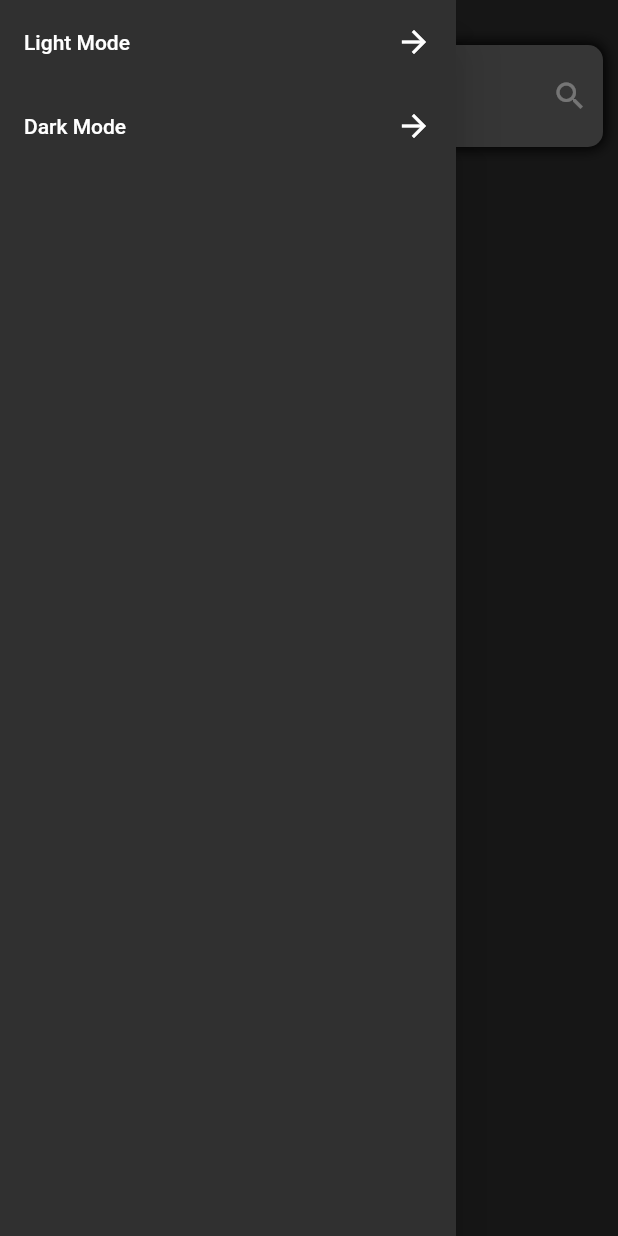
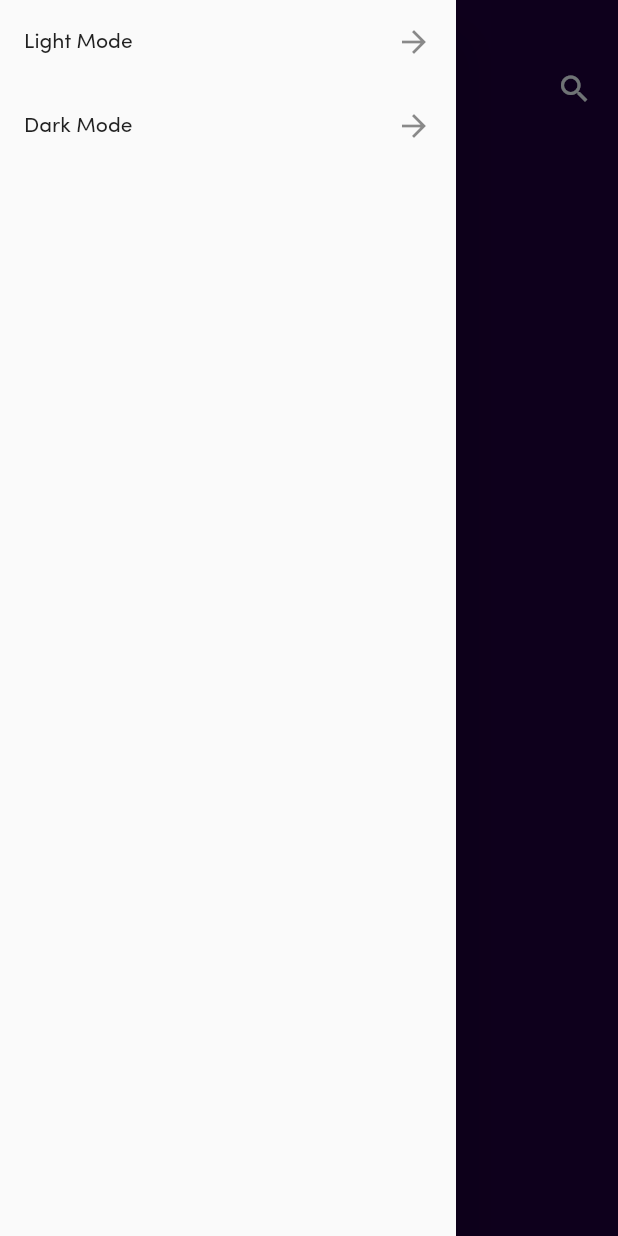
Before and after one commit to mateenkiani/Weather-app, a Flutter app: the screen it shows after launch, in the side drawer, after a tap on the "menu" icon, on a phone screen of 412 x 824 dp. Run offline on Flutter 3.47's test engine with Material 2 defaults, Android fonts, the phone set to English and light mode, and no system bars; our stand-ins replace location, shared_preferences.

Commit message:
UI changes

```diff
--- a/lib/main.dart
+++ b/lib/main.dart
@@ -20,10 +20,10 @@ void main() {
 class MyApp extends StatelessWidget {
   @override
   Widget build(BuildContext context) {
-    var theme = Provider.of<ThemeNotifier>(context);
     return MaterialApp(
       debugShowCheckedModeBanner: false,
-      theme: theme.getTheme().materialTheme,
+      theme: ThemeData(fontFamily: 'SofiaPro'),
+      color: Colors.white,
       home: HomePage(),
     );
   }
--- a/lib/screens/homepage.dart
+++ b/lib/screens/homepage.dart
@@ -1,12 +1,16 @@
 import 'package:flutter/material.dart';
-import './widgets/search_widget.dart';
+import 'package:provider/provider.dart';
+import 'package:weather_app/theming/theme_manager.dart';
+import './widgets/app_bar.dart';
 import 'widgets/drawer.dart';
 
 class HomePage extends StatelessWidget {
   @override
   Widget build(BuildContext context) {
+    var theme = Provider.of<ThemeNotifier>(context);
     return Scaffold(
-      body: Search(),
+      body: MyAppBar(),
+      backgroundColor: theme.getTheme().primaryColor,
       drawer: myDrawer(context),
     );
   }
--- /dev/null
+++ b/lib/screens/widgets/app_bar.dart
@@ -0,0 +1,66 @@
+import 'package:flutter/material.dart';
+import 'package:provider/provider.dart';
+import 'package:weather_app/theming/theme_manager.dart';
+import 'package:weather_app/screens/widgets/search_widget.dart';
+
+class MyAppBar extends StatefulWidget {
+  @override
+  _MyAppBar createState() => _MyAppBar();
+}
+
+class _MyAppBar extends State<MyAppBar> {
+  final GlobalKey<SearchState> _searchStateKey = GlobalKey<SearchState>();
+
+  @override
+  void initState() {
+    super.initState();
+  }
+
+  @override
+  void dispose() {
+    super.dispose();
+  }
+
+  @override
+  Widget build(BuildContext context) {
+    var theme = Provider.of<ThemeNotifier>(context);
+
+    return Stack(children: <Widget>[
+      Container(
+        alignment: AlignmentDirectional.topStart,
+        margin: EdgeInsets.only(top: 35, left: 5, right: 5),
+        child: Row(
+          crossAxisAlignment: CrossAxisAlignment.center,
+          mainAxisAlignment: MainAxisAlignment.spaceBetween,
+          children: <Widget>[
+            IconButton(
+              onPressed: () => Scaffold.of(context).openDrawer(),
+              icon: Icon(Icons.menu),
+              color: theme.getTheme().primaryTextColor,
+              splashColor: theme.getTheme().secondaryTextColor.withOpacity(0.2),
+            ),
+            Text(
+              'Weather Forecast',
+              style: TextStyle(
+                color: theme.getTheme().primaryTextColor,
+                fontSize: 20,
+                letterSpacing: 0.5,
+                fontWeight: FontWeight.w700,
+              ),
+            ),
+            IconButton(
+              icon: Icon(Icons.search),
+              onPressed: () {
+                print('call another method');
+                _searchStateKey.currentState.showSearchBar();
+              },
+              color: theme.getTheme().primaryTextColor,
+              splashColor: theme.getTheme().secondaryTextColor.withOpacity(0.1),
+            )
+          ],
+        ),
+      ),
+      Search(key: _searchStateKey),
+    ]);
+  }
+}
--- a/lib/screens/widgets/search_widget.dart
+++ b/lib/screens/widgets/search_widget.dart
@@ -3,25 +3,54 @@ import 'package:provider/provider.dart';
 import 'package:weather_app/theming/theme_manager.dart';
 
 class Search extends StatefulWidget {
+  Search({Key key}) : super(key: key);
   @override
-  _Search createState() => _Search();
+  SearchState createState() => SearchState();
 }
 
-class _Search extends State<Search> {
-  FocusNode myFocusNode;
-  TextEditingController myController;
+class SearchState extends State<Search> {
+  FocusNode _myFocusNode;
+  TextEditingController _myController;
+  double _width;
+  bool _isVisible;
+
+  void showSearchBar() {
+    print('functin called');
+    setState(() {
+      _isVisible = true;
+    });
+    Future.delayed(const Duration(milliseconds: 10), () {
+      setState(() {
+        _width = MediaQuery.of(context).size.width - 10;
+      });
+    });
+  }
+
+  void hideSearchBar() {
+    print('functin called');
+    setState(() {
+      _width = 100;
+    });
+    Future.delayed(const Duration(milliseconds: 50), () {
+      setState(() {
+        _isVisible = false;
+      });
+    });
+  }
 
   @override
   void initState() {
     super.initState();
-    myFocusNode = FocusNode();
-    myController = new TextEditingController();
+    _width = 100;
+    _isVisible = false;
+    _myFocusNode = FocusNode();
+    _myController = new TextEditingController();
   }
 
   @override
   void dispose() {
-    myFocusNode.dispose();
-    myController.dispose();
+    _myFocusNode.dispose();
+    _myController.dispose();
     super.dispose();
   }
 
@@ -29,43 +58,54 @@ class _Search extends State<Search> {
   Widget build(BuildContext context) {
     var theme = Provider.of<ThemeNotifier>(context);
 
-    return Container(
-      margin: EdgeInsets.only(top: 30, left: 10, right: 10),
+    return Visibility(
+      visible: _isVisible,
+      child: Positioned(
+        top: 35,
+        right: 5,
+        child: AnimatedContainer(
+          curve: Curves.decelerate,
+          duration: Duration(milliseconds: 50),
+          width: _width,
+          height: 50,
           decoration: BoxDecoration(
-        boxShadow: [
-          BoxShadow(
-            blurRadius: 7.0,
-            spreadRadius: 1.0,
-            color: theme.getTheme().materialTheme.primaryColor,
+            color: theme.getTheme().primaryColor,
           ),
-        ],
-        borderRadius: BorderRadius.circular(10),
-        color: theme.getTheme().materialTheme.buttonColor,
-      ),
-      padding: EdgeInsets.all(10),
+          child: Container(
             child: Row(
               mainAxisAlignment: MainAxisAlignment.spaceBetween,
               children: <Widget>[
-          InkWell(
-              onTap: () => Scaffold.of(context).openDrawer(),
-              child: Icon(Icons.menu)),
+                IconButton(
+                    color: theme.getTheme().primaryTextColor,
+                    onPressed: () {
+                      hideSearchBar();
+                    },
+                    icon: Icon(Icons.close)),
                 Expanded(
                   child: TextField(
-              focusNode: myFocusNode,
-              controller: myController,
+                    focusNode: _myFocusNode,
+                    controller: _myController,
                     onEditingComplete: () =>
-                  editingComplete(context, myFocusNode, myController),
+                        editingComplete(context, _myFocusNode, _myController),
                     decoration: InputDecoration(
+                        fillColor: theme.getTheme().primaryTextColor,
+                        hintStyle:
+                            TextStyle(color: theme.getTheme().primaryColor),
                         contentPadding: EdgeInsets.only(left: 15, right: 15),
                         hintText: "Search City",
-                  filled: false,
+                        filled: true,
                         border: InputBorder.none),
                   ),
                 ),
-          InkWell(
-              onTap: () => editingComplete(context, myFocusNode, myController),
-              child: Icon(Icons.search)),
+                IconButton(
+                    color: theme.getTheme().primaryTextColor,
+                    onPressed: () =>
+                        editingComplete(context, _myFocusNode, _myController),
+                    icon: Icon(Icons.location_on)),
               ],
+            ),
+          ),
+        ),
       ),
     );
   }
--- a/lib/theming/theme_manager.dart
+++ b/lib/theming/theme_manager.dart
@@ -2,42 +2,24 @@ import 'package:flutter/material.dart';
 import '../services/storage_manager.dart';
 
 class MyTheme {
-  ThemeData materialTheme;
-  Color primary;
-  Color secondary;
+  Color primaryColor;
+  Color secondaryColor;
+  Color primaryTextColor;
+  Color secondaryTextColor;
 
-  MyTheme(String themeMode)
-  {
-    if (themeMode == 'light'){
-      this.materialTheme = lightTheme;
-      this.primary = Colors.white;
-      this.secondary = Colors.grey;
+  MyTheme(String themeMode) {
+    if (themeMode == 'light') {
+      this.primaryColor = Color.fromRGBO(241, 251, 255, 1.0);
+      this.primaryTextColor = Color.fromRGBO(30, 0, 62, 1.0);
+      this.secondaryTextColor = Color.fromRGBO(30, 0, 62, 5.0);
+      this.secondaryColor = Colors.grey;
     } else {
-      this.materialTheme = darkTheme;
-      this.primary = Colors.grey;
-      this.secondary = Colors.black;
+      this.primaryColor = Color.fromRGBO(30, 0, 62, 1.0);
+      this.primaryTextColor = Color.fromRGBO(241, 251, 255, 1.0);
+      this.secondaryTextColor = Color.fromRGBO(241, 251, 255, 5.0);
+      this.secondaryColor = Colors.black;
     }
   }
-
-  final darkTheme = ThemeData(
-    primarySwatch: Colors.grey,
-    primaryColor: Colors.black,
-    brightness: Brightness.dark,
-    backgroundColor: const Color(0xFF212121),
-    accentColor: Colors.white,
-    accentIconTheme: IconThemeData(color: Colors.black),
-    dividerColor: Colors.black12,
-  );
-
-  final lightTheme = ThemeData(
-    primarySwatch: Colors.grey,
-    primaryColor: Colors.white,
-    brightness: Brightness.light,
-    backgroundColor: const Color(0xFFE5E5E5),
-    accentColor: Colors.black,
-    accentIconTheme: IconThemeData(color: Colors.white),
-    dividerColor: Colors.white54,
-  );
 }
 
 class ThemeNotifier with ChangeNotifier {
--- a/pubspec.yaml
+++ b/pubspec.yaml
@@ -73,3 +73,7 @@ flutter:
   #
   # For details regarding fonts from package dependencies,
   # see https://flutter.dev/custom-fonts/#from-packages
+  fonts:
+    - family: SofiaPro
+      fonts:
+        - asset: fonts/SofiaProRegular.ttf
```
Also changed, not shown: fonts/SofiaProLight.ttf (added), fonts/SofiaProRegular.ttf (added). Lines whose indentation alone changed are shown as unchanged.
